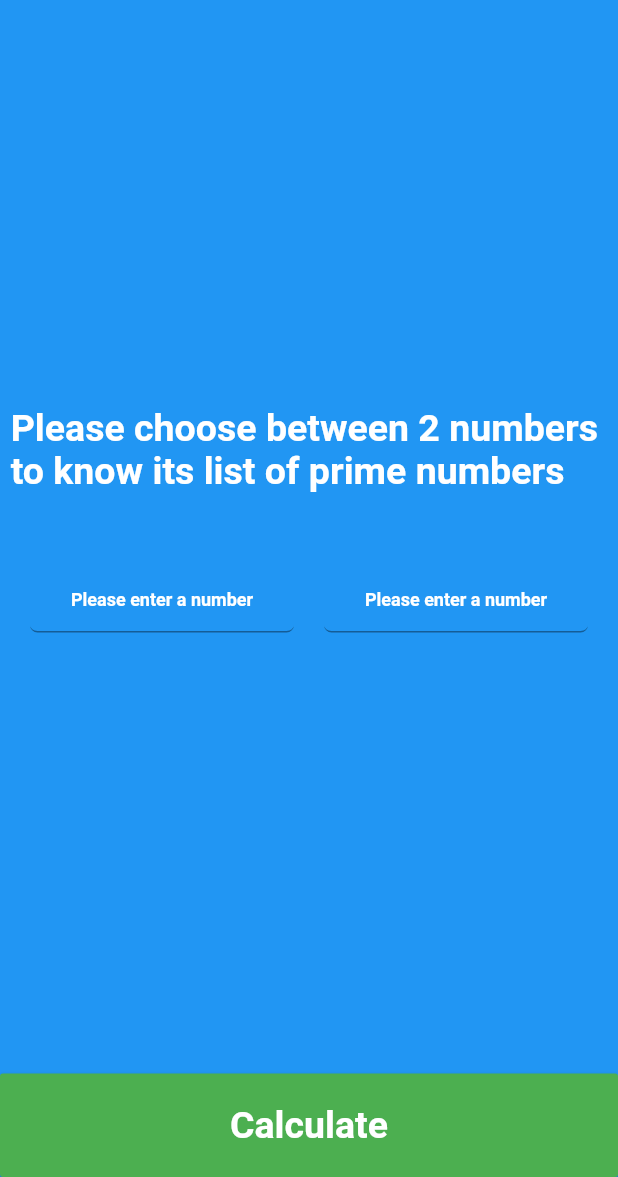
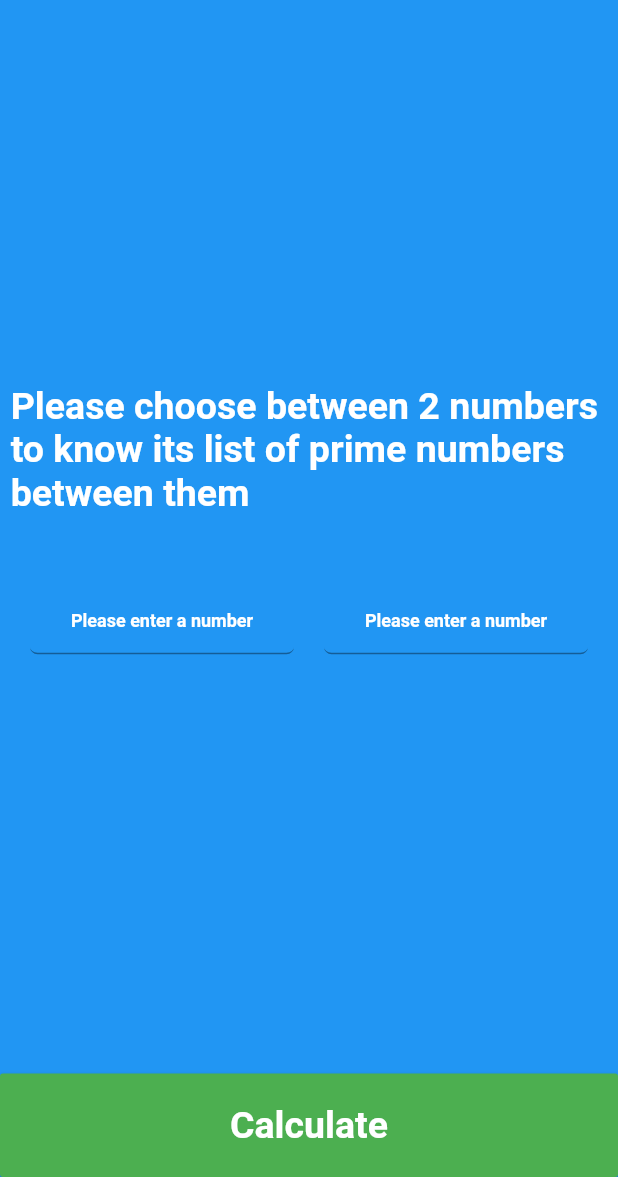
Before and after one commit to rifqyfr95/prime_calculator, a Flutter app: the screen it shows after launch, after a tap on "Calculate", on a phone screen of 412 x 824 dp, the part 59-1236 px from its top. Run offline on Flutter 3.47's test engine with Material 2 defaults, Android fonts, the phone set to English and light mode, and no system bars; our stand-ins replace flutter_html.

```diff
--- a/lib/main.dart
+++ b/lib/main.dart
@@ -1,6 +1,8 @@
 import 'package:flutter/material.dart';
 import 'package:flutter/widgets.dart';
+import 'package:prime_calculator/model/prime_calculation.dart';
 import 'package:prime_calculator/screen/side_menu.dart';
+import 'package:provider/provider.dart';
 
 void main() {
   runApp(MyApp());
@@ -10,12 +12,15 @@ class MyApp extends StatelessWidget {
   // This widget is the root of your application.
   @override
   Widget build(BuildContext context) {
-    return MaterialApp(
+    return MultiProvider(
+      providers: [ChangeNotifierProvider.value(value: PrimeCalculation())],
+      child: MaterialApp(
         title: 'Flutter Demo',
         theme: ThemeData(
           primarySwatch: Colors.blue,
         ),
         home: CalculatorPage(title: 'Prime Calculator'),
+      ),
     );
   }
 }
@@ -30,35 +35,17 @@ class CalculatorPage extends StatefulWidget {
 }
 
 class _CalculatorPageState extends State<CalculatorPage> {
-  String result = "";
   TextEditingController number1controller = TextEditingController();
   TextEditingController number2controller = TextEditingController();
 
-  void _calculatePrime(int number1, int number2) {
-    if(result.isNotEmpty){
-      result = "";
-    }
-    int i = 0;
-    int num = 0;
-    for(i = number1;i<number2;i++){
-      int counter = 0;
-      for(num = i;num>=1;num--){
-        if(i%num==0){
-          counter = counter + 1;
-        }
-      }
-      if (counter == 2){
-        result = result + i.toString() + " ";
-      }
-    }
-
-    setState(() {
-
-    });
+  void _calculatePrime(BuildContext context, int number1, int number2) {
+    Provider.of<PrimeCalculation>(context, listen: false)
+        .calculatePrime(number1, number2);
   }
 
   @override
   Widget build(BuildContext context) {
+    var result = Provider.of<PrimeCalculation>(context).getResult;
     return Scaffold(
       backgroundColor: Theme.of(context).accentColor,
       drawer: SideMenu(),
@@ -73,7 +60,7 @@ class _CalculatorPageState extends State<CalculatorPage> {
           mainAxisSize: MainAxisSize.min,
           children: <Widget>[
             Text(
-              'Please choose between 2 numbers \nto know its list of prime numbers',
+              'Please choose between 2 numbers \nto know its list of prime numbers\nbetween them',
               style: TextStyle(
                   color: Colors.white,
                   fontSize: 25.0,
@@ -94,6 +81,7 @@ class _CalculatorPageState extends State<CalculatorPage> {
                     onEditingComplete: () {
                       FocusManager.instance.primaryFocus?.unfocus();
                     },
+                    cursorColor: Colors.white,
                     textAlign: TextAlign.center,
                     style: TextStyle(
                         color: Colors.white,
@@ -119,6 +107,7 @@ class _CalculatorPageState extends State<CalculatorPage> {
                     onEditingComplete: () {
                       FocusManager.instance.primaryFocus?.unfocus();
                     },
+                    cursorColor: Colors.white,
                     textAlign: TextAlign.center,
                     style: TextStyle(
                         color: Colors.white,
@@ -144,8 +133,13 @@ class _CalculatorPageState extends State<CalculatorPage> {
             ),
             Visibility(
                 visible: result.isNotEmpty,
-                child: Text("Prime numbers between ${number1controller.text} and ${number2controller.text} is:\n$result",
-                  style: TextStyle(color: Colors.white, fontSize: 18.0, fontWeight: FontWeight.bold),textAlign: TextAlign.center,
+                child: Text(
+                  "Prime numbers between ${number1controller.text} and ${number2controller.text} are:\n$result",
+                  style: TextStyle(
+                      color: Colors.white,
+                      fontSize: 18.0,
+                      fontWeight: FontWeight.bold),
+                  textAlign: TextAlign.center,
                 )),
           ],
         ),
@@ -155,16 +149,20 @@ class _CalculatorPageState extends State<CalculatorPage> {
           int number1 = int.parse(number1controller.text);
           int number2 = int.parse(number2controller.text);
           if (number1 == 0) {
-            final snackBar = SnackBar(content: Text('First input must be higher then zero'));
+            final snackBar =
+                SnackBar(content: Text('First input must be higher then zero'));
             ScaffoldMessenger.of(context).showSnackBar(snackBar);
-          }else if (number2 == 0){
-            final snackBar = SnackBar(content: Text('Second input must be higher then zero'));
+          } else if (number2 == 0) {
+            final snackBar = SnackBar(
+                content: Text('Second input must be higher then zero'));
             ScaffoldMessenger.of(context).showSnackBar(snackBar);
-          }else if(number1 > number2){
-            final snackBar = SnackBar(content: Text('Second number must be higher then first number'));
+          } else if (number1 > number2) {
+            final snackBar = SnackBar(
+                content:
+                    Text('Second number must be higher then first number'));
             ScaffoldMessenger.of(context).showSnackBar(snackBar);
-          }else{
-            _calculatePrime(number1, number2);
+          } else {
+            _calculatePrime(context, number1, number2);
           }
         },
         padding: EdgeInsets.all(20.0),
--- /dev/null
+++ b/lib/model/prime_calculation.dart
@@ -0,0 +1,27 @@
+import 'package:flutter/material.dart';
+
+class PrimeCalculation extends ChangeNotifier{
+  var result = "";
+  void calculatePrime(int number1, int number2) {
+    if(result.isNotEmpty){
+      result = "";
+    }
+    int i = 0;
+    int num = 0;
+    for(i = number1;i<number2;i++){
+      int counter = 0;
+      for(num = i;num>=1;num--){
+        if(i%num==0){
+          counter = counter + 1;
+        }
+      }
+      if (counter == 2){
+        result = result + i.toString() + " ";
+      }
+    }
+    notifyListeners();
+  }
+  String get getResult{
+    return result;
+  }
+}
--- a/pubspec.yaml
+++ b/pubspec.yaml
@@ -26,6 +26,7 @@ dependencies:
   cupertino_icons: ^1.0.2
   flutter_html: ^2.1.2
   url_launcher: ^6.0.10
+  provider: ^6.0.0
 
 dev_dependencies:
   flutter_test:
```
Also changed, not shown: pubspec.lock. Lines whose indentation alone changed are shown as unchanged.
